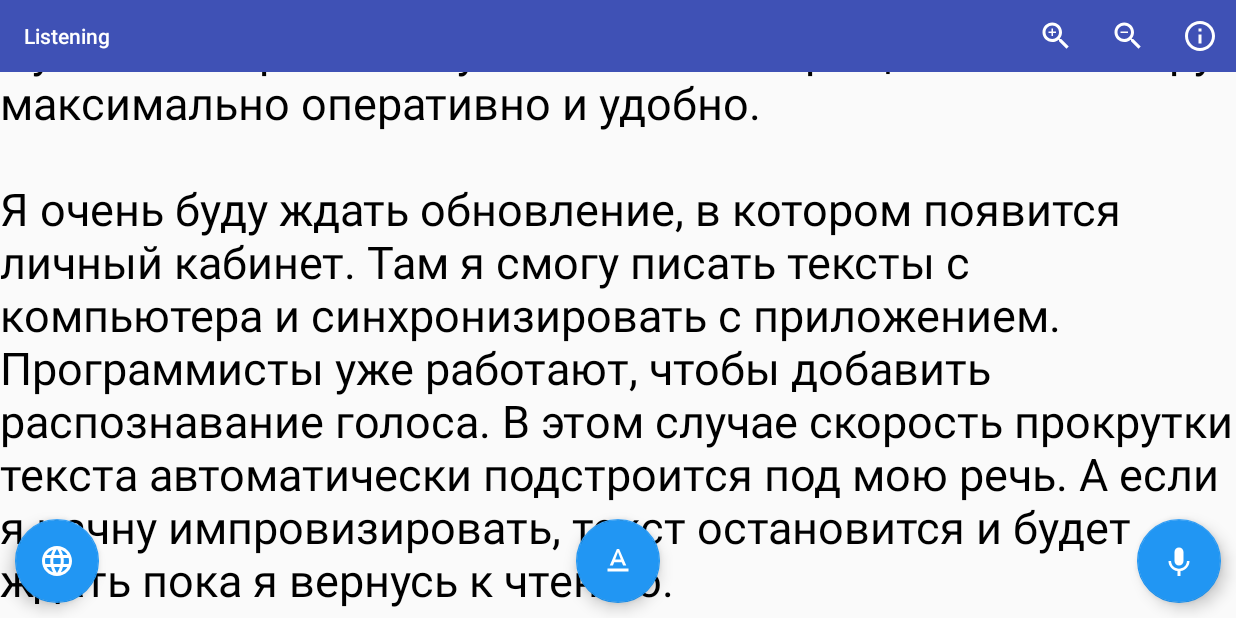
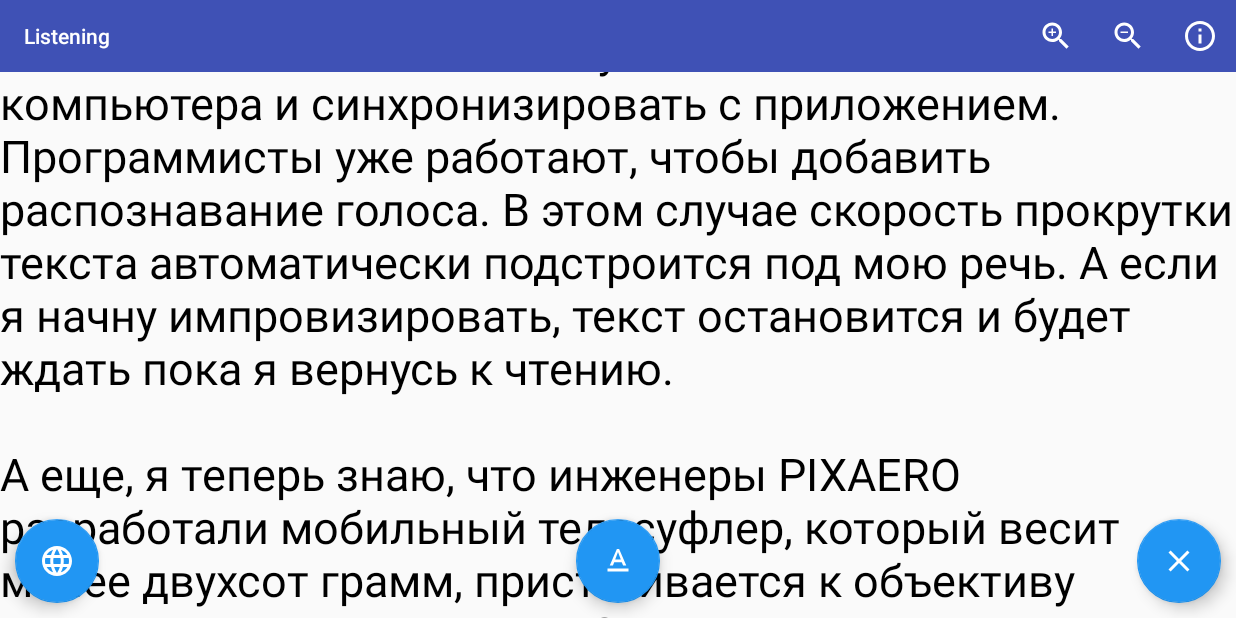
Before and after one commit to N0llPointer/PixaeroSTT, an Android app: the screen it shows after launch (GoogleVoiceRecognition), after a tap on an icon or button, on a phone screen of 824 x 412 dp (held sideways). Run offline under Robolectric (Android 15) with nearby library versions, the phone set to English and light mode, and no system bars; libraries missing offline, so code that uses them is left out: com.crashlytics.android, edu.cmu.pocketsphinx, io.fabric.sdk; 1 statement that could not run was skipped; 2 other taps on this screen came first.

Commit message:
Smooth scroll and pretty good recognition.

```diff
--- a/app/src/main/java/com/nollpointer/pixaerostt/GoogleVoiceRecognition.java
+++ b/app/src/main/java/com/nollpointer/pixaerostt/GoogleVoiceRecognition.java
@@ -11,6 +11,7 @@ import android.content.Intent;
 import android.content.pm.PackageManager;
 import android.media.AudioManager;
 import android.os.Build;
+import android.os.Bundle;
 import android.speech.RecognitionListener;
 import android.speech.RecognizerIntent;
 import android.speech.SpeechRecognizer;
@@ -19,7 +20,6 @@ import android.support.design.widget.FloatingActionButton;
 import android.support.v4.app.ActivityCompat;
 import android.support.v4.content.ContextCompat;
 import android.support.v7.app.AppCompatActivity;
-import android.os.Bundle;
 import android.support.v7.widget.Toolbar;
 import android.util.Log;
 import android.view.MenuItem;
@@ -27,12 +27,10 @@ import android.view.View;
 import android.view.Window;
 import android.view.WindowManager;
 import android.widget.ArrayAdapter;
-import android.widget.Button;
 import android.widget.ScrollView;
 import android.widget.TextView;
 
 import com.crashlytics.android.Crashlytics;
-import com.nollpointer.pixaerostt.utils.TextToGrammar;
 
 import java.util.ArrayList;
 import java.util.List;
@@ -51,7 +49,6 @@ public class GoogleVoiceRecognition extends AppCompatActivity {
     FloatingActionButton recognizeButton;
     FloatingActionButton languageButton;
     FloatingActionButton textButton;
-    //TextView recognizedText;
     TextView contentText;
     ScrollView scrollView;
     ScrollViewController controller;
@@ -61,6 +58,8 @@ public class GoogleVoiceRecognition extends AppCompatActivity {
     int textSize = 30;
 
     String partialResultsString = "null";
+    String previousRecognitionResults = " ";
+    boolean isPaused = true;
 
     @Override
     protected void onCreate(Bundle savedInstanceState) {
@@ -112,7 +111,7 @@ public class GoogleVoiceRecognition extends AppCompatActivity {
         super.onStart();
 
         AudioManager audio = ((AudioManager) getSystemService(Context.AUDIO_SERVICE));
-        audio.setStreamMute(AudioManager.STREAM_MUSIC,true);
+        audio.setStreamMute(AudioManager.STREAM_MUSIC, true);
 
     }
 
@@ -120,9 +119,10 @@ public class GoogleVoiceRecognition extends AppCompatActivity {
     protected void onStop() {
         super.onStop();
 
+        recognizer.stopListening();
 
         AudioManager audio = ((AudioManager) getSystemService(Context.AUDIO_SERVICE));
-        audio.setStreamMute(AudioManager.STREAM_MUSIC,false);
+        audio.setStreamMute(AudioManager.STREAM_MUSIC, false);
     }
 
     private void initializeToolbar() {
@@ -156,9 +156,17 @@ public class GoogleVoiceRecognition extends AppCompatActivity {
         recognizeButton.setOnClickListener(new View.OnClickListener() {
             @Override
             public void onClick(View v) {
-                //Intent intent = createIntentForRecognizer(null);
+                if (isPaused) {
+                    recognizeButton.setImageResource(R.drawable.ic_clear);
                     recognizer.startListening(recognizerIntent);
                     toolbar.setTitle("Listening");
+                } else {
+                    recognizeButton.setImageResource(R.drawable.ic_voice);
+                    toolbar.setTitle("Stopped");
+                    recognizer.stopListening();
+                    previousRecognitionResults = "";
+                }
+                isPaused = !isPaused;
             }
         });
 
@@ -177,7 +185,8 @@ public class GoogleVoiceRecognition extends AppCompatActivity {
                 });
                 String[] array = new String[languages.size()];
                 array = languages.toArray(array);
-                builder.setAdapter(new ArrayAdapter<String>(GoogleVoiceRecognition.this, android.R.layout.simple_list_item_1, array), new DialogInterface.OnClickListener() {
+                builder.setAdapter(new ArrayAdapter<String>(GoogleVoiceRecognition.this, android.R.layout.simple_list_item_1, array),
+                        new DialogInterface.OnClickListener() {
                             @Override
                             public void onClick(DialogInterface dialog, int which) {
                                 recognizer.stopListening();
@@ -193,11 +202,18 @@ public class GoogleVoiceRecognition extends AppCompatActivity {
         textButton.setOnClickListener(new View.OnClickListener() {
             @Override
             public void onClick(View v) {
-                partialResultsString = "ну вот теперь я смогу записывать обращения на камеру максимально оперативно и удобно";
+                partialResultsString = "в котором появится личный кабинет там я смогу писать тексты с компьютера";
                 Log.e(TAG, "onClick: textButton");
                 controller.processDataV2(partialResultsString);
             }
         });
+    }
+
+    private void resetRecognition() {
+        if (!isPaused)
+            recognizer.startListening(recognizerIntent);
+        else
+            recognizer.stopListening();
     }
 
     public Intent createIntentForRecognizer(String language) {
@@ -231,6 +247,12 @@ public class GoogleVoiceRecognition extends AppCompatActivity {
 
         String d = data.getExtras().getString(RecognizerIntent.EXTRA_RESULTS_PENDINGINTENT);
         Log.e(TAG, "onActivityResult: " + d);
+    }
+
+    @Override
+    protected void onDestroy() {
+        super.onDestroy();
+        recognizer.destroy();
     }
 
     public void searchForLanguages() {
@@ -320,7 +342,13 @@ public class GoogleVoiceRecognition extends AppCompatActivity {
 
         @Override
         public void onError(int error) {
-
+            if ((error == SpeechRecognizer.ERROR_NO_MATCH)
+                    || (error == SpeechRecognizer.ERROR_SPEECH_TIMEOUT)) {
+                Log.d(TAG, "didn't recognize anything");
+                // keep going
+                resetRecognition();
+                //recognizer.startListening(recognizerIntent);
+            }
         }
 
         @Override
@@ -330,23 +358,26 @@ public class GoogleVoiceRecognition extends AppCompatActivity {
                 ArrayList<String> data = results.getStringArrayList(SpeechRecognizer.RESULTS_RECOGNITION);
                 text = data.get(0);
             }
+
             Log.e(TAG, text);
+
+            previousRecognitionResults += text + " ";
             //toolbar.setTitle("Pixaero");
             //recognizer.startListening(recognizerIntent);
 
-
-            recognizer.startListening(recognizerIntent);
+            resetRecognition();
+            //recognizer.startListening(recognizerIntent);
         }
 
         @Override
         public void onPartialResults(Bundle partialResults) {
             if (partialResults.containsKey(SpeechRecognizer.RESULTS_RECOGNITION)) {
                 ArrayList<String> data = partialResults.getStringArrayList(SpeechRecognizer.RESULTS_RECOGNITION);
-                partialResultsString = data.get(0);
+                partialResultsString = previousRecognitionResults + data.get(0);
             }
             controller.processDataV2(partialResultsString);
 
-            Log.e(TAG, "onPartialResults: " + partialResultsString );
+            Log.e(TAG, "onPartialResults: " + partialResultsString);
             //recognizedText.setText(text);
         }
 
@@ -358,11 +389,14 @@ public class GoogleVoiceRecognition extends AppCompatActivity {
 
     private static final String demo = "Ну вот! Теперь я смогу записывать обращения на камеру максимально оперативно и удобно.\n" +
             "\n" +
-            "Я очень буду ждать обновление, в котором появится личный кабинет. Там я смогу писать тексты с компьютера и синхронизировать с приложением. Программисты уже работают, чтобы добавить распознавание голоса. В этом случае скорость прокрутки текста автоматически подстроится под мою речь. А если я начну импровизировать, текст остановится и будет ждать пока я вернусь к чтению.\n" +
+            "Я очень буду ждать обновление, в котором появится личный кабинет. Там я смогу писать тексты с компьютера и синхронизировать " +
+            "с приложением. Программисты уже работают, чтобы добавить распознавание голоса. В этом случае скорость прокрутки " +
+            "текста автоматически подстроится под мою речь. А если я начну импровизировать, текст остановится и будет ждать пока я вернусь к чтению.\n" +
             "\n" +
-            "А еще, я теперь знаю, что инженеры PIXAERO разработали мобильный телесуфлер, который весит менее двухсот грамм, пристегивается к объективу камеры и сделан в России. Они постарались сделать его не только очень качественным и надежным, но и одним из самых доступных телесуфлеров в мире! Больше информации о суфлере PIXAERO MOBUS я всегда могу найти на сайте pixaero.pro.\n" +
+            "А еще, я теперь знаю, что инженеры PIXAERO разработали мобильный телесуфлер, который весит менее двухсот грамм, " +
+            "пристегивается к объективу камеры и сделан в России. Они постарались сделать его не только очень качественным и надежным, но и одним из " +
+            "самых доступных телесуфлеров в мире! Больше информации о суфлере PIXAERO MOBUS я всегда могу найти на сайте pixaero.pro.\n" +
             "\n" +
             "Если у меня возникнут идеи как сделать приложение или суфлер еще более удобным, я напишу ребятам из PIXAERO и они постараются воплотить это в жизнь!";
 
-
 }
--- a/app/src/main/java/com/nollpointer/pixaerostt/ScrollViewController.java
+++ b/app/src/main/java/com/nollpointer/pixaerostt/ScrollViewController.java
@@ -1,5 +1,6 @@
 package com.nollpointer.pixaerostt;
 
+import android.animation.ObjectAnimator;
 import android.text.Layout;
 import android.util.Log;
 import android.widget.ScrollView;
@@ -13,6 +14,9 @@ import java.util.List;
 import static com.nollpointer.pixaerostt.MainActivity.TAG;
 
 public class ScrollViewController {
+
+    private static final int SCROLL_TIME = 250;
+
     private ScrollView scrollView;
     private TextView contentText;
     private String text;
@@ -28,6 +32,8 @@ public class ScrollViewController {
         scrollView.scrollTo(0, 0);
     }
 
+
+    //Legacy code
     public String processData(List<String> recognized) {
 
         if (recognized.size() == 0)
@@ -67,9 +73,6 @@ public class ScrollViewController {
             }
 
             percent = (percent / size) * 100;
-            //shouldScroll = percent > 60;
-
-            //int delta = endIndex - startIndex;
 
             if (percent > 60) {
                 lineCountToScroll = i + 1;
@@ -114,7 +117,6 @@ public class ScrollViewController {
 
     public void processDataV2(String recognized) {
 
-        //screenHeight = scrollView.getHeight();
         if (recognized.length() == 0)
             return;
 
@@ -126,13 +128,12 @@ public class ScrollViewController {
             if (line.equals(" "))
                 continue;
             line = line.replaceAll("\\s+", " ");
-            //String[] words = line.split("\\s+");
 
             if (recognized.contains(line)) {
                 lineCountToScroll = i + 1;
-                Log.e(TAG, "IsRecognized = true + " + line);
+                Log.e(TAG, "Recognized " + line);
             }
-            Log.e(TAG, "IsRecognized = false");
+            Log.e(TAG, "Not Recognized " + line);
 
         }
 
@@ -142,10 +143,13 @@ public class ScrollViewController {
     }
 
     private void scrollLines(final int lines, final int lineHeight) {
-        final int currentScroll = scrollView.getScrollY();
-        final int scrollTo = currentScroll + lineHeight * (lines - 1);
+        int currentScroll = scrollView.getScrollY();
+        int scrollTo = currentScroll + lineHeight * (lines - 1);
+        scrollTo = scrollTo - (scrollTo % lineHeight);
 
-        scrollView.smoothScrollTo(0, scrollTo);
+        //scrollView.smoothScrollTo(0, scrollTo);
+
+        ObjectAnimator.ofInt(scrollView, "scrollY",  scrollTo).setDuration(SCROLL_TIME).start();
 
     }
 
@@ -177,135 +181,4 @@ public class ScrollViewController {
 
     }
 
-
-//        new Handler().postDelayed(new Runnable() {
-//                               @Override
-//                               public void run() {
-//                                   scrollView.smoothScrollTo(0, scrollView.getScrollY() + (lines-2) * lineHeight);
-//                               }
-//                           },400);
-    //ObjectAnimator.ofInt(scrollView, "scrollY",  scrollView.getScrollY() + lines*lineHeight).setDuration(100).start();
-
-//    private void threadPause(long millis){
-//        try {
-//            Thread.sleep(millis);
-//        } catch (InterruptedException e) {
-//            e.printStackTrace();
-//        }
-//    }
-
-//    public String getCurrentShowingSubString(){
-//        Layout textViewLayout = contentText.getLayout();
-//
-//        int currentY = contentText.getScrollY();
-//        int currentEndY = currentY + screenHeight;
-//
-//        int startLine = textViewLayout.getLineForVertical(currentY);
-//        int endLine = textViewLayout.getLineForVertical(currentEndY);
-//
-//        int start = textViewLayout.getLineStart(startLine);
-//        int end = textViewLayout.getLineEnd(endLine);
-//
-//        return text.substring(start,end);
-//    }
-
-//    /*private String getCurrentShowingReadngSubString(){
-//        Layout textViewLayout = contentText.getLayout();
-//
-//        int currentY = contentText.getScrollY();
-//        int currentEndY = currentY + scrollViewHeight/2;
-//
-//        int startLine = textViewLayout.getLineForVertical(currentY);
-//        int endLine = textViewLayout.getLineForVertical(currentEndY);
-//
-//        int start = textViewLayout.getLineStart(startLine);
-//        int end = textViewLayout.getLineEnd(endLine);
-//
-//        return text.substring(start,end);
-//    }*/
-
-//    public void swipeUp(int swipe){
-//        contentText.scrollBy(0,swipe);
-//    }
-
-//    public void startScroll(){
-//        isPaused = false;
-//        //handler.post(scrollRunnable);
-//        new Thread(){
-//            @Override
-//            public void run() {
-//
-//                while(true){
-//
-//                    if(isPaused) {
-//                        threadPause(100);
-//                        continue;
-//                    }
-//                    //ObjectAnimator.ofInt(scrollView, "scrollY",  scrollView.getScrollY() + scrollDelta).setDuration(delayTime).start();
-//                    scrollView.smoothScrollTo(0,scrollView.getScrollY() + scrollDelta);
-//
-//                    if(scrollView.getScrollY() + screenHeight >= totalHeight)
-//                        scrollView.scrollTo(0,0);
-//
-//                    threadPause(delayTime);
-//
-//                }
-//            }
-//        }.start();
-//    }
-
-//    public void stopScroll(){
-//        isPaused = true;
-//    }
-//
-//    public void setScrollDelta(int delta){
-//        scrollDelta = delta;
-//    }
-//
-//    public void increaseScrollDelta(int increase){
-//        //scrollDelta += increase;
-//        delayTime -= increase;
-//        //changeSpeed();
-//    }
-//
-//    public void changeSpeed(){
-//
-//    }
-
-
-//    public int testRecognizedWords(){
-//
-//        int size = uniqueWords.size();
-//        int recognized = 0;
-//        for(String s:recognizedWords){
-//            if(uniqueWords.contains(s))
-//                recognized++;
-//        }
-//        double percent = recognized;
-//        percent /= size;
-//        Log.wtf(TAG,recognized + " " + size + " " + percent);
-//        //if(percent > 0.5){
-//        //    controller.swipeUp();
-//        //    uniqueWords.clear();
-//        //    uniqueWords.addAll(TextToGrammar.getUniqueWordsList(controller.getCurrentShowingSubString()));
-//        //}
-//
-//        Log.wtf(TAG,Double.toString(Math.ceil(percent * 100)));
-//        //progressBar.setProgress();
-//
-//        return ((int) Math.ceil(percent * 100));
-//    }
-//
-//    private void prepareText(){
-//        int count = screenHeight/(totalHeight/lineCount) + 1;
-//        for(int i=0;i<count;i++){
-//            text = "\n" + text;
-//        }
-//        for(int i=0;i<count;i++){
-//            text = text + "\n";
-//        }
-//
-//        contentText.setText(text);
-//    }
-
 }
--- /dev/null
+++ b/app/src/main/res/drawable/ic_clear.xml
@@ -0,0 +1,5 @@
+<vector android:height="24dp" android:tint="#FFFFFF"
+    android:viewportHeight="24.0" android:viewportWidth="24.0"
+    android:width="24dp" xmlns:android="http://schemas.android.com/apk/res/android">
+    <path android:fillColor="#FF000000" android:pathData="M19,6.41L17.59,5 12,10.59 6.41,5 5,6.41 10.59,12 5,17.59 6.41,19 12,13.41 17.59,19 19,17.59 13.41,12z"/>
+</vector>
--- a/app/src/main/res/layout/activity_google_voice_recognition.xml
+++ b/app/src/main/res/layout/activity_google_voice_recognition.xml
@@ -17,7 +17,7 @@
             android:layout_height="?android:actionBarSize"
             android:id="@+id/toolbar"
             android:background="@color/colorPrimary"
-            app:title="@string/initialize"
+            app:title="@string/app_name"
             app:titleTextColor="@android:color/white"
             app:subtitleTextColor="#d1d1d1"/>
 
@@ -35,19 +35,6 @@
                 android:textAppearance="?android:textAppearanceMedium"/>
 
         </ScrollView>
-
-
-        <!--<View-->
-            <!--android:layout_width="match_parent"-->
-            <!--android:layout_height="3dp"-->
-            <!--android:background="#808080" />-->
-
-        <!--<TextView-->
-            <!--android:layout_width="match_parent"-->
-            <!--android:layout_height="0dp"-->
-            <!--android:layout_weight="1"-->
-            <!--android:id="@+id/recognized_text"-->
-            <!--android:textAppearance="?android:textAppearanceMedium"/>-->
 
     </LinearLayout>
 
```
Lines whose indentation alone changed are shown as unchanged.
